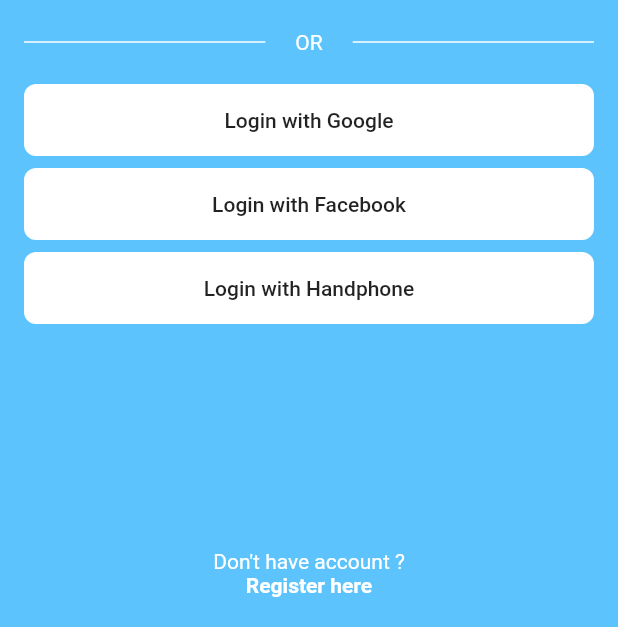
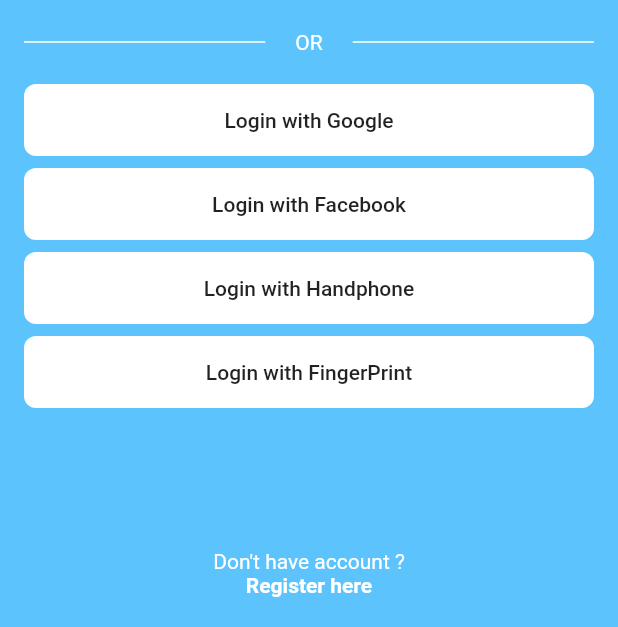
Before and after one commit to artdengun/flutter_authorize, a Flutter app: the screen it shows after launch, on a phone screen of 412 x 824 dp, the part 609-1236 px from its top. Run offline on Flutter 3.47's test engine with Material 2 defaults, Android fonts, the phone set to English and light mode, and no system bars; our stand-ins replace firebase_auth, google_sign_in, local_auth; missing offline and left inert: flutter_facebook_login; accounts and stored records are empty.

Commit message:
fingerprint

```diff
--- /dev/null
+++ b/lib/FingerPrint/finger_print_screen.dart
@@ -0,0 +1,14 @@
+import 'package:flutter/material.dart';
+
+import 'component/Auth.dart';
+
+class FingerPrintScreen extends StatelessWidget {
+  @override
+  Widget build(BuildContext context) {
+    return MaterialApp(
+      debugShowCheckedModeBanner: false,
+      title: "Authentication FingerPrint",
+      home: Auth(),
+    );
+  }
+}
--- a/lib/Screen/HomeScreen.dart
+++ b/lib/Screen/HomeScreen.dart
@@ -1,5 +1,3 @@
-import 'package:auth/Screen/Profile_page/profile_page.dart';
-import 'package:auth/Security/Authentication/GoogleAuthentication/GoogleAuthentication.dart';
 import 'package:firebase_auth/firebase_auth.dart';
 import 'package:flutter/material.dart';
 
--- a/lib/Screen/Sign_In/login_page.dart
+++ b/lib/Screen/Sign_In/login_page.dart
@@ -1,3 +1,4 @@
+import 'package:auth/FingerPrint/component/Auth.dart';
 import 'package:auth/Screen/LoginScreen.dart';
 import 'package:auth/Screen/Profile_page/profile_page.dart';
 import 'package:auth/Security/Authentication/EmailAuthentication/EmailAuthentication.dart';
@@ -306,6 +307,25 @@ class _LoginPageState extends State<LoginPage> {
                         padding: EdgeInsets.symmetric(vertical: 16),
                       ),
                     ),
+                    SizedBox(height: 8),
+                    Container(
+                      width: double.infinity,
+                      child: RaisedButton(
+                        onPressed: () async {
+                          Navigator.push(context,
+                              MaterialPageRoute(builder: (context) => Auth()));
+                        },
+                        child: Text(
+                          'Login with FingerPrint',
+                        ),
+                        shape: RoundedRectangleBorder(
+                          borderRadius: BorderRadius.circular(8),
+                        ),
+                        color: Colors.white,
+                        elevation: 0,
+                        padding: EdgeInsets.symmetric(vertical: 16),
+                      ),
+                    ),
                     SizedBox(height: 30),
                   ]),
                 ),
```
Also changed, not shown: lib/FingerPrint/component/Auth.dart (added, +103 -0 lines), lib/FingerPrint/home.dart (added, +20 -0 lines), pubspec.yaml (+18 -20 lines), pubspec.lock, 4 other files.
